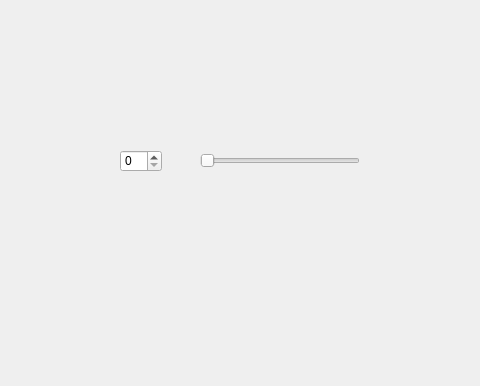
This is widget.ui in kihochalong/spinbox as Qt 5 draws it before an edit; both pictures show x 0 to 480 and y 0 to 386 of the 800 by 600 pixel window. The edited form follows.
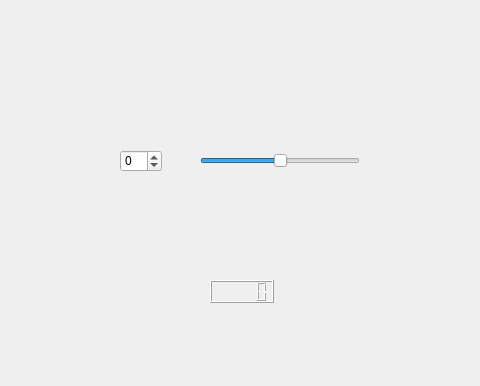
This is the edited form.

Commit message: lst build!

```diff
--- a/widget.ui
+++ b/widget.ui
@@ -22,6 +22,18 @@
      <height>22</height>
     </rect>
    </property>
+   <property name="minimumSize">
+    <size>
+     <width>42</width>
+     <height>22</height>
+    </size>
+   </property>
+   <property name="minimum">
+    <number>-100</number>
+   </property>
+   <property name="maximum">
+    <number>100</number>
+   </property>
   </widget>
   <widget class="QSlider" name="horizontalSlider">
    <property name="geometry">
@@ -32,10 +44,26 @@
      <height>22</height>
     </rect>
    </property>
+   <property name="minimum">
+    <number>-100</number>
+   </property>
+   <property name="maximum">
+    <number>100</number>
+   </property>
    <property name="orientation">
     <enum>Qt::Orientation::Horizontal</enum>
    </property>
   </widget>
+  <widget class="QLCDNumber" name="lcdNumber">
+   <property name="geometry">
+    <rect>
+     <x>210</x>
+     <y>280</y>
+     <width>64</width>
+     <height>23</height>
+    </rect>
+   </property>
+  </widget>
  </widget>
  <resources/>
  <connections>
```
Left out of the diff: 32 changed lines with no effect on the pictures.
